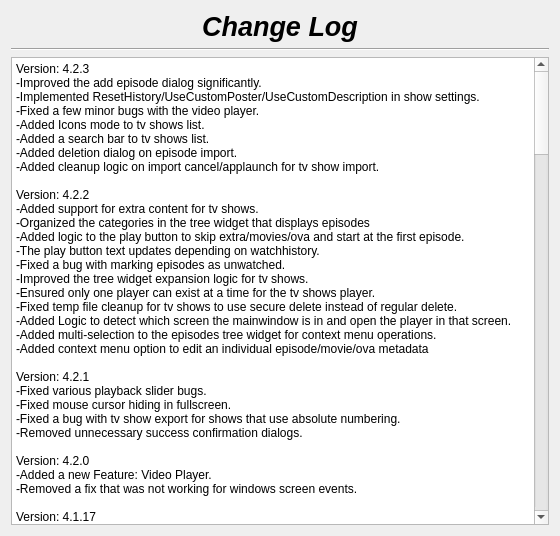
Qt form changelog.ui (therealMaPMaKeR/MMDiary) before a commit.
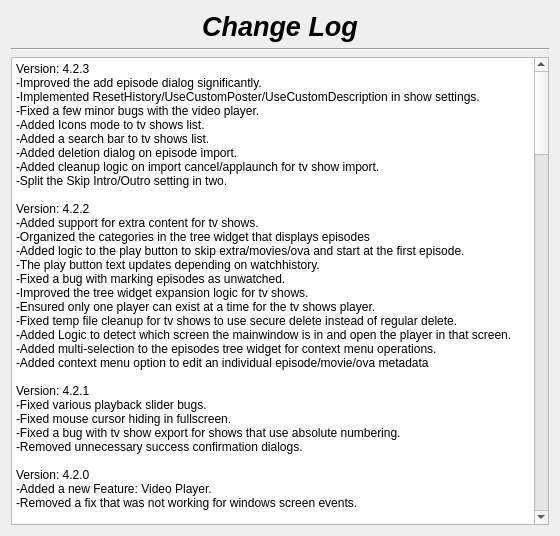
The same form after that commit.

Commit message: broken video impl for tv shows

Diff of the .ui file:
```diff
--- a/changelog.ui
+++ b/changelog.ui
@@ -57,7 +57,7 @@
 &lt;/style&gt;&lt;/head&gt;&lt;body style=&quot; font-family:'Segoe UI'; font-size:9pt; font-weight:400; font-style:normal;&quot;&gt;
 &lt;p style=&quot; margin-top:0px; margin-bottom:0px; margin-left:0px; margin-right:0px; -qt-block-indent:0; text-indent:0px;&quot;&gt;Version: 4.2.3&lt;br /&gt;-Improved the add episode dialog significantly.&lt;/p&gt;
 &lt;p style=&quot; margin-top:0px; margin-bottom:0px; margin-left:0px; margin-right:0px; -qt-block-indent:0; text-indent:0px;&quot;&gt;-Implemented ResetHistory/UseCustomPoster/UseCustomDescription in show settings.&lt;br /&gt;-Fixed a few minor bugs with the video player.&lt;br /&gt;-Added Icons mode to tv shows list.&lt;br /&gt;-Added a search bar to tv shows list.&lt;/p&gt;
-&lt;p style=&quot; margin-top:0px; margin-bottom:0px; margin-left:0px; margin-right:0px; -qt-block-indent:0; text-indent:0px;&quot;&gt;-Added deletion dialog on episode import.&lt;br /&gt;-Added cleanup logic on import cancel/applaunch for tv show import.&lt;br /&gt;&lt;br /&gt;Version: 4.2.2&lt;br /&gt;-Added support for extra content for tv shows.&lt;/p&gt;
+&lt;p style=&quot; margin-top:0px; margin-bottom:0px; margin-left:0px; margin-right:0px; -qt-block-indent:0; text-indent:0px;&quot;&gt;-Added deletion dialog on episode import.&lt;br /&gt;-Added cleanup logic on import cancel/applaunch for tv show import.&lt;br /&gt;-Split the Skip Intro/Outro setting in two.&lt;br /&gt;&lt;br /&gt;Version: 4.2.2&lt;br /&gt;-Added support for extra content for tv shows.&lt;/p&gt;
 &lt;p style=&quot; margin-top:0px; margin-bottom:0px; margin-left:0px; margin-right:0px; -qt-block-indent:0; text-indent:0px;&quot;&gt;-Organized the categories in the tree widget that displays episodes&lt;br /&gt;-Added logic to the play button to skip extra/movies/ova and start at the first episode.&lt;br /&gt;-The play button text updates depending on watchhistory.&lt;br /&gt;-Fixed a bug with marking episodes as unwatched.&lt;br /&gt;-Improved the tree widget expansion logic for tv shows.&lt;br /&gt;-Ensured only one player can exist at a time for the tv shows player.&lt;br /&gt;-Fixed temp file cleanup for tv shows to use secure delete instead of regular delete.&lt;br /&gt;-Added Logic to detect which screen the mainwindow is in and open the player in that screen.&lt;br /&gt;-Added multi-selection to the episodes tree widget for context menu operations.&lt;br /&gt;-Added context menu option to edit an individual episode/movie/ova metadata&lt;br /&gt;&lt;br /&gt;Version: 4.2.1&lt;br /&gt;-Fixed various playback slider bugs.&lt;br /&gt;-Fixed mouse cursor hiding in fullscreen.&lt;br /&gt;-Fixed a bug with tv show export for shows that use absolute numbering.&lt;/p&gt;
 &lt;p style=&quot; margin-top:0px; margin-bottom:0px; margin-left:0px; margin-right:0px; -qt-block-indent:0; text-indent:0px;&quot;&gt;-Removed unnecessary success confirmation dialogs.&lt;br /&gt;&lt;br /&gt;Version: 4.2.0&lt;br /&gt;-Added a new Feature: Video Player.&lt;/p&gt;
 &lt;p style=&quot; margin-top:0px; margin-bottom:0px; margin-left:0px; margin-right:0px; -qt-block-indent:0; text-indent:0px;&quot;&gt;-Removed a fix that was not working for windows screen events.&lt;/p&gt;
```
The commit also changes 1 other file.
